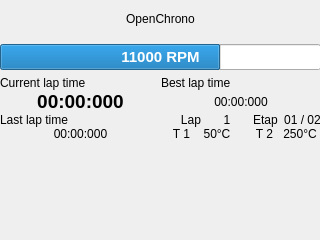
BackupTheBerlios/openphysic-svn, file uc_projets/openchrono/gui_qt/openchrono/ui/mainwin.ui: the form before one commit.
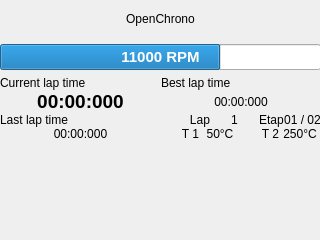
The form after the commit.

The edit to the form file:
```diff
--- a/uc_projets/openchrono/gui_qt/openchrono/ui/mainwin.ui
+++ b/uc_projets/openchrono/gui_qt/openchrono/ui/mainwin.ui
@@ -22,20 +22,8 @@
     </rect>
    </property>
    <layout class="QVBoxLayout" >
-    <property name="margin" >
-     <number>0</number>
-    </property>
-    <property name="spacing" >
-     <number>6</number>
-    </property>
     <item>
      <layout class="QGridLayout" >
-      <property name="margin" >
-       <number>0</number>
-      </property>
-      <property name="spacing" >
-       <number>6</number>
-      </property>
       <item row="1" column="0" >
        <widget class="QProgressBar" name="GraphicRPM" >
         <property name="font" >
@@ -80,10 +68,10 @@
       </item>
       <item row="2" column="0" >
        <layout class="QGridLayout" >
-        <property name="margin" >
+        <property name="horizontalSpacing" >
          <number>0</number>
         </property>
-        <property name="spacing" >
+        <property name="verticalSpacing" >
          <number>0</number>
         </property>
         <item row="2" column="0" >
@@ -161,12 +149,6 @@
         </item>
         <item row="2" column="1" >
          <layout class="QHBoxLayout" >
-          <property name="margin" >
-           <number>0</number>
-          </property>
-          <property name="spacing" >
-           <number>6</number>
-          </property>
           <item>
            <widget class="QLabel" name="lbl2Lap" >
             <property name="font" >
@@ -194,12 +176,6 @@
           </item>
           <item>
            <layout class="QHBoxLayout" >
-            <property name="margin" >
-             <number>0</number>
-            </property>
-            <property name="spacing" >
-             <number>6</number>
-            </property>
             <item>
              <widget class="QLabel" name="lbl2Etap" >
               <property name="font" >
@@ -228,18 +204,10 @@
         </item>
         <item row="3" column="1" >
          <layout class="QHBoxLayout" >
-          <property name="margin" >
-           <number>0</number>
-          </property>
-          <property name="spacing" >
-           <number>6</number>
-          </property>
           <item>
            <widget class="QLabel" name="lbl2Tmp1" >
             <property name="sizePolicy" >
-             <sizepolicy>
-              <hsizetype>1</hsizetype>
-              <vsizetype>5</vsizetype>
+             <sizepolicy vsizetype="Preferred" hsizetype="Minimum" >
               <horstretch>0</horstretch>
               <verstretch>0</verstretch>
              </sizepolicy>
@@ -260,9 +228,7 @@
           <item>
            <widget class="QLabel" name="lblTemp1" >
             <property name="sizePolicy" >
-             <sizepolicy>
-              <hsizetype>0</hsizetype>
-              <vsizetype>5</vsizetype>
+             <sizepolicy vsizetype="Preferred" hsizetype="Fixed" >
               <horstretch>1</horstretch>
               <verstretch>0</verstretch>
              </sizepolicy>
@@ -284,9 +250,7 @@
           <item>
            <widget class="QLabel" name="lbl2Temp2" >
             <property name="sizePolicy" >
-             <sizepolicy>
-              <hsizetype>1</hsizetype>
-              <vsizetype>5</vsizetype>
+             <sizepolicy vsizetype="Preferred" hsizetype="Minimum" >
               <horstretch>0</horstretch>
               <verstretch>0</verstretch>
              </sizepolicy>
```
Left out of the diff: 4 changed lines with no effect on the pictures.
